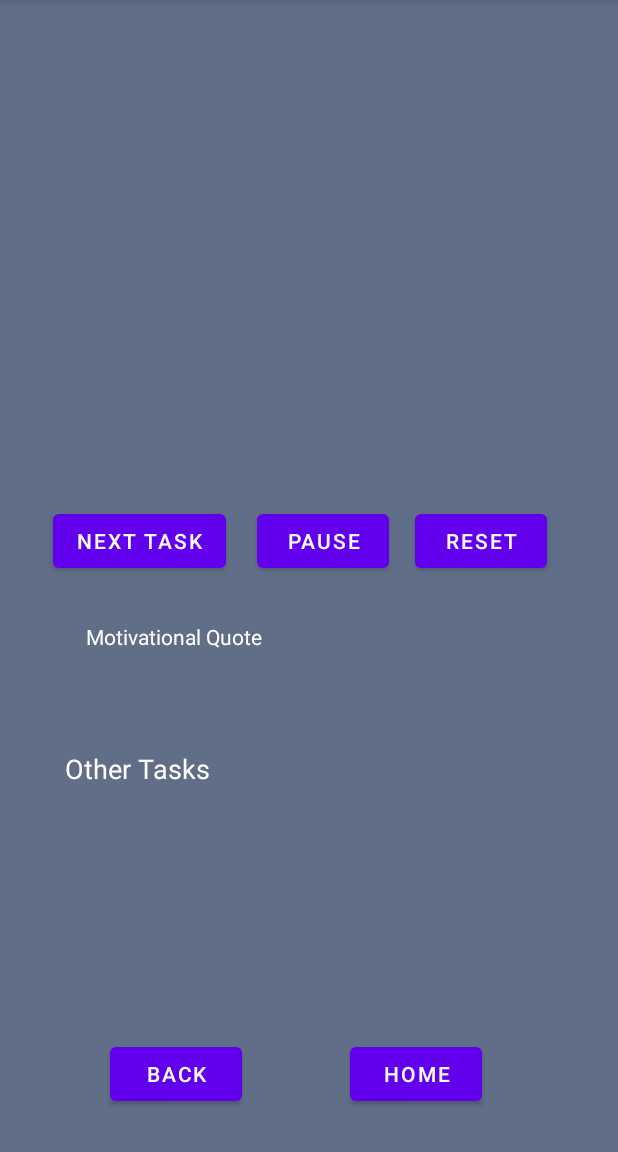
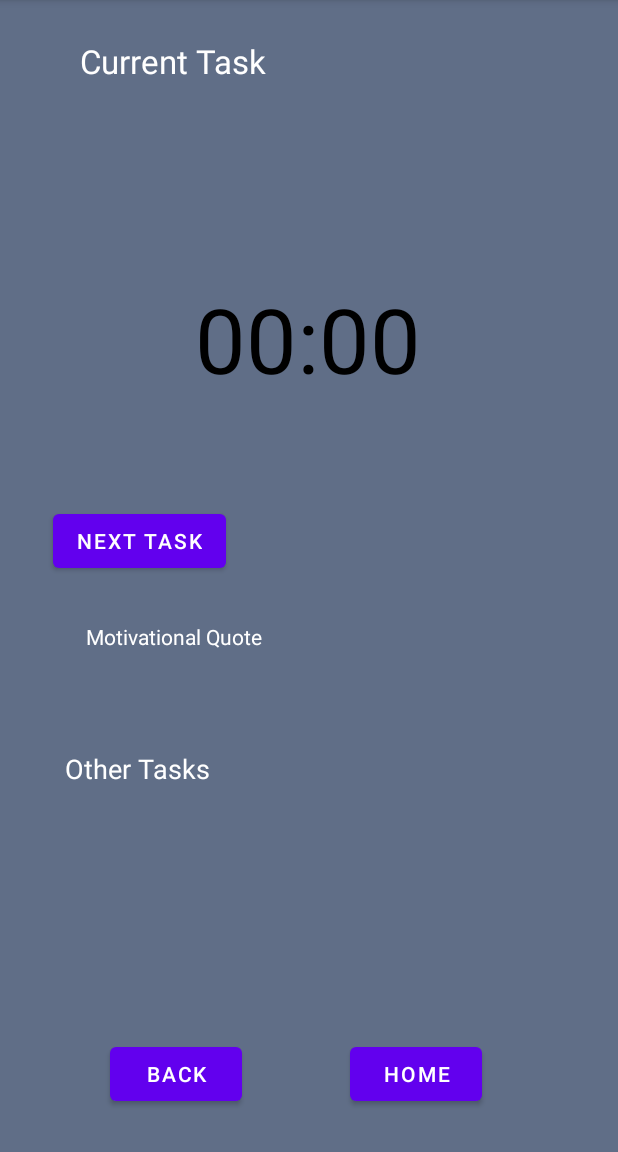
Before and after one commit to kimjason832/TritonHacks2021, an Android app: the Timer screen opened directly, with no data from a screen before it, on a phone screen of 412 x 824 dp, the part 84-1236 px from its top. Run offline under Robolectric (Android 15) with nearby library versions, the phone set to English and light mode, and no system bars; libraries missing offline, so code that uses them is left out: com.opencsv; 3 statements that could not run were skipped.

Commit message:
clock n stuff

```diff
--- a/app/src/main/java/com/example/tritonhacks2021/Setting.java
+++ b/app/src/main/java/com/example/tritonhacks2021/Setting.java
@@ -103,4 +103,5 @@
             }
         });
     }
+
 }
--- a/app/src/main/java/com/example/tritonhacks2021/Tasks.java
+++ b/app/src/main/java/com/example/tritonhacks2021/Tasks.java
@@ -36,9 +36,10 @@
         taskFour=findViewById(R.id.input_task4_tasks);
         taskFive=findViewById(R.id.input_task5_tasks);
 
-        Intent i= new Intent();
+        Intent i= getIntent();
         studyValue= i.getStringExtra("studyValue");
         breakValues= i.getStringExtra("breakValue");
+
 
         nextButton.setOnClickListener(new View.OnClickListener() {
             @Override
--- a/app/src/main/java/com/example/tritonhacks2021/Timer.java
+++ b/app/src/main/java/com/example/tritonhacks2021/Timer.java
@@ -4,6 +4,7 @@
 
 import android.content.Intent;
 import android.os.Bundle;
+import android.os.CountDownTimer;
 import android.view.View;
 import android.widget.Button;
 import android.widget.TextView;
@@ -28,6 +29,21 @@
     int minDelay;
     String[] possibleQuotes;
 
+    //timer variables
+    TextView countdown;
+    Button pause;
+    Button reset;
+    boolean isTimerRunning;
+    CountDownTimer countDownTimer;
+    long timeStart;
+    long timeLeft=timeStart;
+    static long lastTimeStop;
+    static long lastTimeStart;
+
+
+
+
+
 
 
     @Override
@@ -35,10 +51,63 @@
         super.onCreate(savedInstanceState);
         setContentView(R.layout.activity_timer);
 
+        Intent i=getIntent(); //retrieving information from the previous activity
+
         backButton=findViewById(R.id.button_back_timer);
         homeButton=findViewById(R.id.button_home_timer);
         currentTask=findViewById(R.id.textview_currenttask_timer);
         motQuote=findViewById(R.id.textview_motivationalquote_timer);
+
+        //countdown setup
+//        System.out.println(i.getStringExtra("studyValue1"));
+
+        try {
+            timeStart= Long.parseLong(i.getStringExtra("studyValue1"))*60000;
+
+        }catch(Exception e){
+            timeLeft=lastTimeStop;
+            timeStart=lastTimeStart;
+
+        }
+
+
+
+
+        countdown=findViewById(R.id.text_view_countdown);
+        pause=findViewById(R.id.button_pause_timer);
+        reset=findViewById(R.id.button_reset_timer);
+
+
+
+        resetTimer();
+        //timeLeft=lastTimeStop;
+        startTimer();
+
+
+        //when pause is clicked
+        pause.setOnClickListener(new View.OnClickListener() {
+            @Override
+            public void onClick(View v) {
+
+                if(isTimerRunning){ //if pause is displayed, then run method pause timer
+                    pauseTimer();
+                }else{ //run start timer
+                    startTimer();
+                }
+
+            }
+        });
+
+        reset.setOnClickListener(new View.OnClickListener() {
+            @Override
+            public void onClick(View v) {
+
+                resetTimer();
+            }
+        });
+
+        updateCountDownText(); // end of countdown setup
+
 
 
         try {
@@ -60,9 +129,9 @@
 
 
 
-        Intent i= new Intent();
 
-        currentTask.setText(i.getStringExtra("task1"));
+
+        //currentTask.setText(i.getStringExtra("task1"));
 
 
 
@@ -81,6 +150,8 @@
             public void onClick(View v) {
                 Intent intent=new Intent(Timer.this, Tasks.class);
                 startActivity(intent);
+                lastTimeStop=timeLeft;
+                lastTimeStart=timeStart;
             }
         });
         homeButton.setOnClickListener(new View.OnClickListener() {
@@ -105,6 +176,48 @@
             possibleQuotes[i]=dataset.get(i)[0];
         }
     }
+    private void startTimer(){
+        countDownTimer=new CountDownTimer(timeLeft,1000) {
+            @Override
+            public void onTick(long millisUntilFinished) {
+                timeLeft=millisUntilFinished;
+                updateCountDownText();
+            }
+
+            @Override
+            public void onFinish() { //when timer is finished, the pause button is changed to start and only the reset is visible
+                isTimerRunning=false;
+                pause.setText("start");
+                pause.setVisibility(View.INVISIBLE);
+                reset.setVisibility(View.VISIBLE);
+
+            }
+        }.start();
+        isTimerRunning=true;
+        pause.setText("pause");
+        reset.setVisibility(View.INVISIBLE);
+    }
+    private void pauseTimer()
+    {
+        countDownTimer.cancel();
+        isTimerRunning=false;
+        pause.setText("start");
+        reset.setVisibility(View.VISIBLE);
+    }
+    private void resetTimer(){
+        timeLeft=timeStart;
+        updateCountDownText();
+        reset.setVisibility(View.INVISIBLE);
+        pause.setVisibility(View.VISIBLE);
+    }
+    private void updateCountDownText()
+    {
+        int minutes=(int) (timeLeft/1000)/60;
+        int seconds=(int) (timeLeft/1000)%60;
+
+        String timeLeftFormatted=String.format(Locale.getDefault(),"%02d:%02d",minutes,seconds);
+        countdown.setText(timeLeftFormatted);
+    }
 
 
 }
--- a/app/src/main/res/layout/activity_timer.xml
+++ b/app/src/main/res/layout/activity_timer.xml
@@ -22,6 +22,22 @@
         app:layout_constraintTop_toTopOf="parent"
         app:layout_constraintVertical_bias="0.038"
         tools:text="Current Task" />
+
+    <TextView
+        android:id="@+id/text_view_countdown"
+        android:layout_width="wrap_content"
+        android:layout_height="wrap_content"
+        android:layout_centerHorizontal="true"
+        android:layout_centerVertical="true"
+        android:text="00:00"
+        android:textColor="@android:color/black"
+        android:textSize="60sp"
+        app:layout_constraintBottom_toBottomOf="parent"
+        app:layout_constraintEnd_toEndOf="parent"
+        app:layout_constraintHorizontal_bias="0.498"
+        app:layout_constraintStart_toStartOf="parent"
+        app:layout_constraintTop_toTopOf="parent"
+        app:layout_constraintVertical_bias="0.27" />
 
     <TextView
         android:id="@+id/textview_othertask_timer"
```
